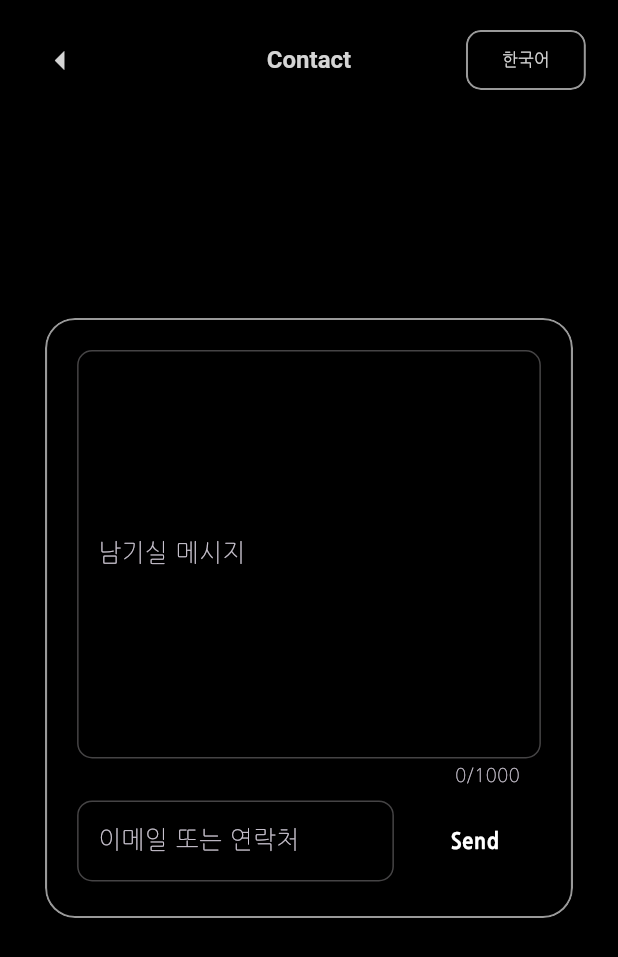
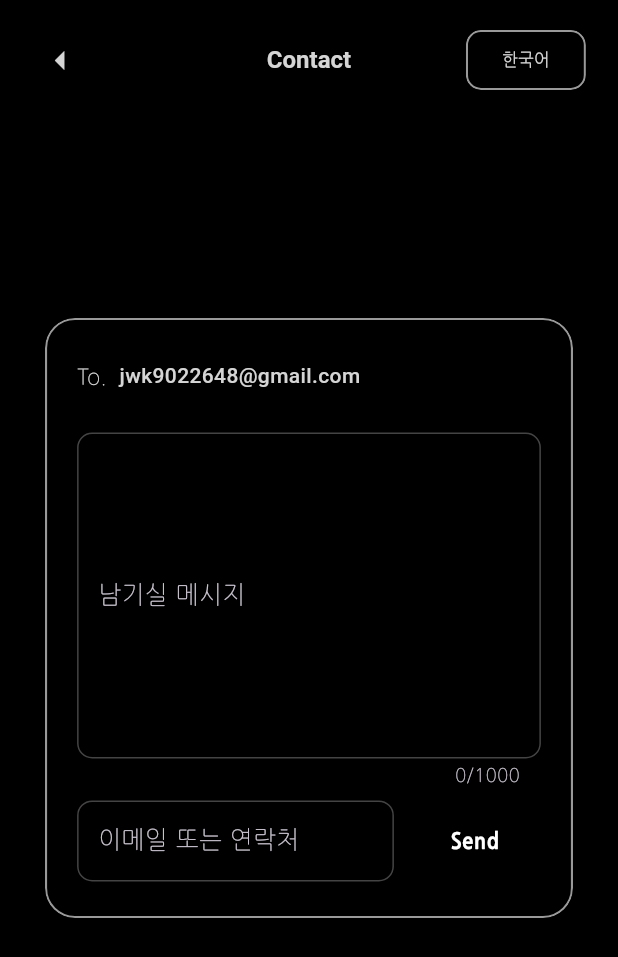
Before and after one commit to jeongwoo0427/aboutme, a Flutter app: the ContactScreen screen opened by its route, on a phone screen of 412 x 824 dp. Shown: the top 957 px of the screen. Run offline on Flutter 3.47's test engine with Material 3 defaults, Android fonts, the phone set to English and light mode, and no system bars; drawn by our look-alikes of flutter_animate; our stand-ins replace dio, flutter_riverpod, flutter_svg, fluttertoast, go_router, loading_animation_widget and 5 more; accounts and stored records are empty; network calls fail.

Commit message:
fix: Contact에 이메일 표시

```diff
--- a/lib/ui/screens/contact/contact_screen.dart
+++ b/lib/ui/screens/contact/contact_screen.dart
@@ -1,3 +1,4 @@
+import 'package:aboutme/cores/extensions/build_context_extension.dart';
 import 'package:aboutme/cores/extensions/widget_ref_extension.dart';
 import 'package:aboutme/cores/mixins/dialog_mixin.dart';
 import 'package:aboutme/cores/mixins/validator_mixin.dart';
@@ -142,6 +143,25 @@ class _ContactForm extends ConsumerWidget with ValidatorMixin {
         child: Column(
           mainAxisSize: MainAxisSize.max,
           children: [
+            Container(
+              padding: const EdgeInsets.symmetric(vertical: 7),
+              child: const Row(
+                mainAxisAlignment: MainAxisAlignment.start,
+                mainAxisSize: MainAxisSize.max,
+                children: [
+                  Text.rich(
+                    TextSpan(children: [
+                      TextSpan(text: 'To.'),
+                      TextSpan(text: '  '),
+                      TextSpan(text: 'jwk9022648@gmail.com', style: TextStyle(fontWeight: FontWeight.w500)),
+                    ]),
+                  ),
+                ],
+              ),
+            ),
+            const SizedBox(
+              height: 20,
+            ),
             Expanded(
               child: RoundedTextFieldWidget(
                 controller: _messageControler,
```
